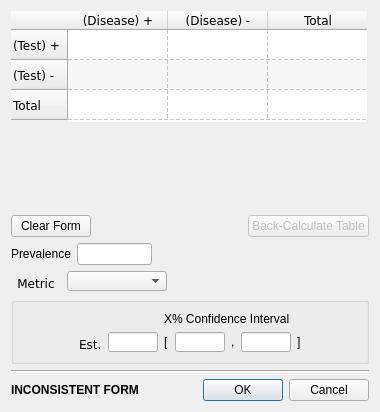
AliSalman-et-al/openmeta-analyst-community, file src/forms/diagnostic_data_form.ui: the form before one commit.
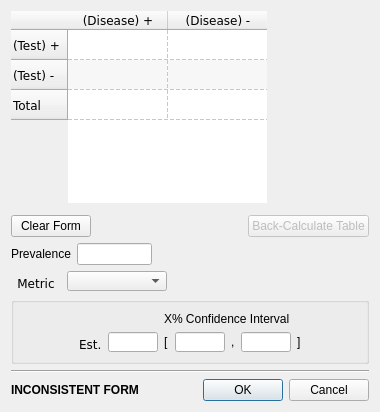
The form after the commit. Icons and pictures are not drawn.

The edit to the form file:
```diff
--- a/src/forms/diagnostic_data_form.ui
+++ b/src/forms/diagnostic_data_form.ui
@@ -28,14 +28,14 @@
      </property>
      <property name="minimumSize">
       <size>
-       <width>356</width>
-       <height>111</height>
+       <width>0</width>
+       <height>0</height>
       </size>
      </property>
      <property name="maximumSize">
       <size>
-       <width>356</width>
-       <height>111</height>
+       <width>16777215</width>
+       <height>16777215</height>
       </size>
      </property>
      <property name="font">
```
